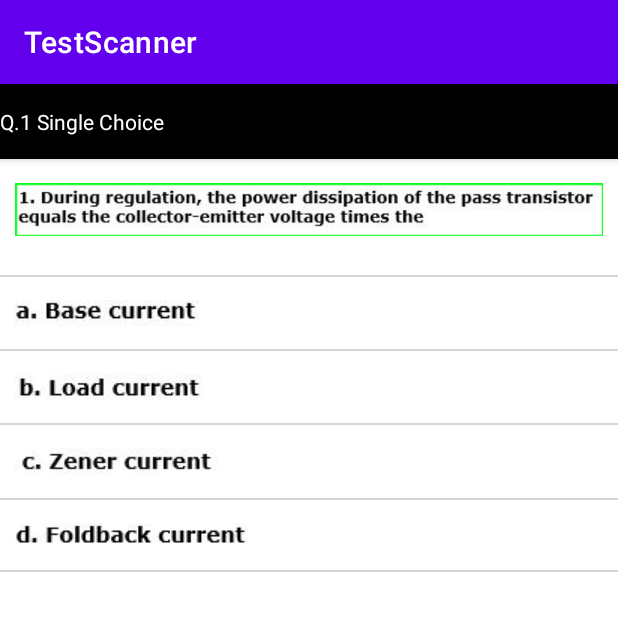
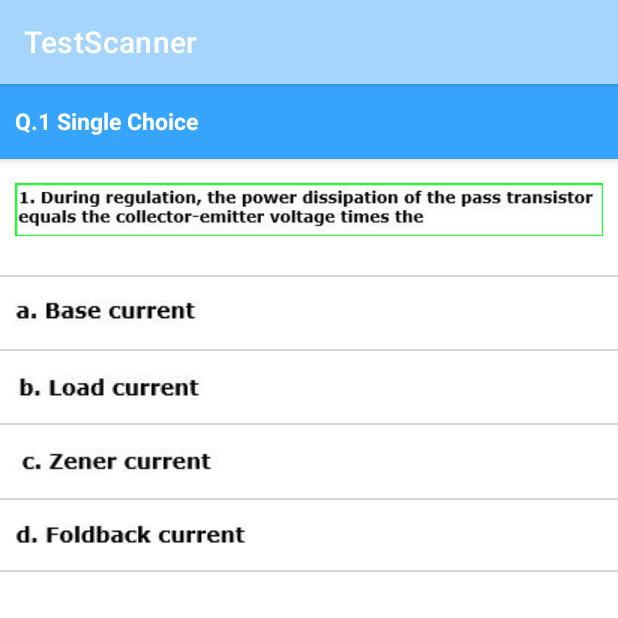
Before and after one commit to mukulasija/TestScanner, an Android app: the screen it shows after launch (question), on a phone screen of 412 x 824 dp, the top half of it. Run offline under Robolectric (Android 15) with nearby library versions, the phone set to English and light mode, and no system bars.

Commit message:
added some colors

```diff
--- a/app/src/main/res/layout/activity_question.xml
+++ b/app/src/main/res/layout/activity_question.xml
@@ -18,7 +18,7 @@
                 android:id="@+id/question_bar"
                 android:layout_width="match_parent"
                 android:layout_height="@dimen/question_bar_height"
-                android:background="@color/black"
+                android:background="@color/blue_primary"
                 android:gravity="center_vertical"
                 app:layout_constraintTop_toTopOf="parent"
                 app:layout_constraintLeft_toLeftOf="parent"
@@ -26,8 +26,11 @@
                 >
 
                 <TextView
+                    android:layout_marginLeft="10dp"
                     android:layout_width="wrap_content"
                     android:layout_height="wrap_content"
+                    android:textStyle="bold"
+                    android:textSize="@dimen/question_bar_text_size"
                     android:text="@string/q_1_single_choice_question"
                     android:textColor="@color/white" />
             </com.google.android.material.appbar.AppBarLayout>
--- a/app/src/main/res/values/colors.xml
+++ b/app/src/main/res/values/colors.xml
@@ -7,5 +7,6 @@
     <color name="teal_700">#FF018786</color>
     <color name="black">#FF000000</color>
     <color name="white">#FFFFFFFF</color>
+    <color name="blue_primary">#37A4FB</color>
     <color name="option_boarder">#D6D6D6</color>
 </resources>
--- a/app/src/main/res/values/dimens.xml
+++ b/app/src/main/res/values/dimens.xml
@@ -7,4 +7,5 @@
     <dimen name="option_boarder_padding">15dp</dimen>
     <dimen name="question_boarder_padding">20dp</dimen>
     <dimen name="option_boarder_height">1dp</dimen>
+    <dimen name="question_bar_text_size">15sp</dimen>
 </resources>
--- a/app/src/main/res/values/themes.xml
+++ b/app/src/main/res/values/themes.xml
@@ -2,8 +2,8 @@
     <!-- Base application theme. -->
     <style name="Theme.TestScanner" parent="Theme.MaterialComponents.DayNight.DarkActionBar">
         <!-- Primary brand color. -->
-        <item name="colorPrimary">@color/purple_500</item>
-        <item name="colorPrimaryVariant">@color/purple_700</item>
+        <item name="colorPrimary">#A5D5FC</item>
+        <item name="colorPrimaryVariant">#7BC4FF</item>
         <item name="colorOnPrimary">@color/white</item>
         <!-- Secondary brand color. -->
         <item name="colorSecondary">@color/teal_200</item>
```
